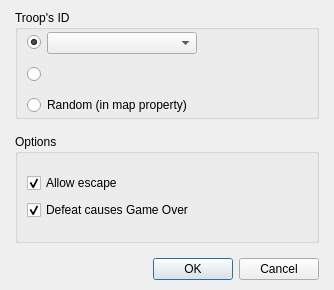
This is Engine/Dialogs/Commands/dialogcommandstartbattle.ui in RPG-Paper-Maker/RPG-Paper-Maker as Qt 5 draws it before an edit. The edited form follows.
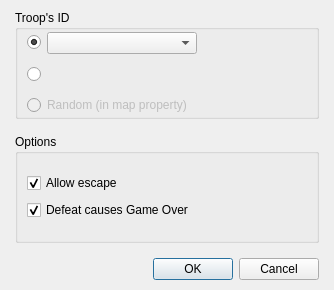
This is the edited form. Custom widgets are drawn as their Qt base class.

The edit to the form file:
```diff
--- a/Engine/Dialogs/Commands/dialogcommandstartbattle.ui
+++ b/Engine/Dialogs/Commands/dialogcommandstartbattle.ui
@@ -112,6 +112,9 @@
           </item>
           <item row="2" column="0" colspan="3">
            <widget class="QRadioButton" name="radioButtonRandom">
+            <property name="enabled">
+             <bool>false</bool>
+            </property>
             <property name="text">
              <string>Random (in map property)</string>
             </property>
```
